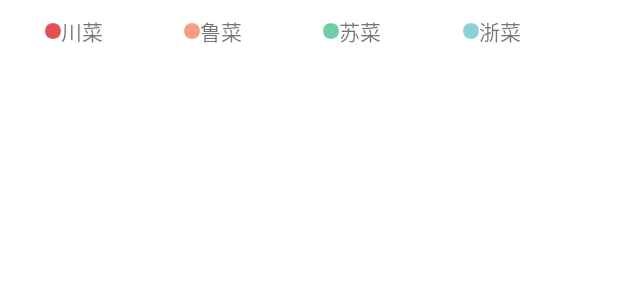
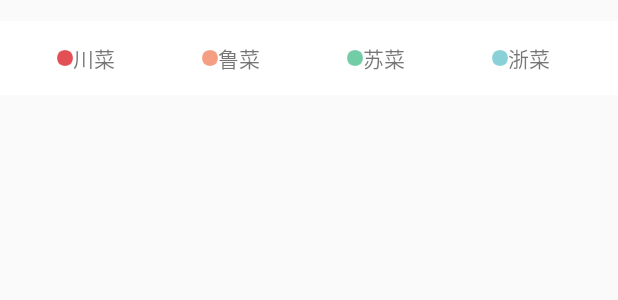
Before and after one commit to monotonewang/SDfoodNew, an Android app: the layout fragment_home_caixi.xml on its own in the app's theme, with its tools: preview values and no code run, on a phone screen of 412 x 824 dp. Shown: the top 300 px of the screen. Run offline under Robolectric (Android 15) with nearby library versions, the light colour scheme and no system bars.

Commit message:
修改菜系的布局，用户体验好了

```diff
--- a/app/src/main/java/com/wang/sdfood/ActivityDetail.java
+++ b/app/src/main/java/com/wang/sdfood/ActivityDetail.java
@@ -16,6 +16,7 @@ import com.wang.sdfood.util.OkHttpUtil;
 import butterknife.Bind;
 
 /**
+ * 这是菜系的Activity
  * 菜系的详情页
  * Created by Administrator on 2016/3/7.
  */
--- a/app/src/main/java/com/wang/sdfood/adapter/FragmentHomeLVAdapter.java
+++ b/app/src/main/java/com/wang/sdfood/adapter/FragmentHomeLVAdapter.java
@@ -16,7 +16,7 @@ import java.util.List;
 
 /**
  * Created by user on 2016/3/5.
- * 这是主页的FragmentHome的ListView的适配器
+ * 这是主页的FragmentHome的ListView的适配器--morecookbooks
  */
 public class FragmentHomeLVAdapter extends BaseAdapter {
     private Context context;
--- a/app/src/main/java/com/wang/sdfood/fragment/FragmentHome.java
+++ b/app/src/main/java/com/wang/sdfood/fragment/FragmentHome.java
@@ -210,7 +210,7 @@ public class FragmentHome extends BaseFragment implements OkHttpUtil.OnDownLoadL
         cycleViewPager.setWheel(true);
         cycleViewPager .setIndicatorCenter();
         // 设置轮播时间，默认5000ms
-        cycleViewPager.setTime(1000);
+        cycleViewPager.setTime(10000);
     }
     /**
      * 绑定sweet的Id
--- a/app/src/main/res/layout/fragment_home_caixi.xml
+++ b/app/src/main/res/layout/fragment_home_caixi.xml
@@ -1,43 +1,69 @@
 <?xml version="1.0" encoding="utf-8"?>
 <LinearLayout xmlns:android="http://schemas.android.com/apk/res/android"
+    android:layout_width="match_parent"
+    android:layout_height="wrap_content"
+    android:layout_marginTop="@dimen/y10"
+    android:background="@color/fragment_home_view_bgcolor"
     android:orientation="horizontal"
-    android:layout_width="match_parent"
-    android:layout_height="match_parent"
-    android:padding="10dp"
-    android:background="#ffff">
-    <TextView
-        android:layout_marginLeft="20dp"
-        android:drawableLeft="@drawable/dot_a"
-        android:id="@+id/btn_chuancai"
+    android:paddingBottom="@dimen/y10"
+    android:paddingLeft="@dimen/x10"
+    android:paddingRight="@dimen/x10"
+    android:paddingTop="@dimen/y10">
+
+    <LinearLayout
         android:layout_width="0dp"
-        android:layout_weight="1"
         android:layout_height="wrap_content"
-        android:text="川菜"
-        android:onClick="btnClick"/>
-    <TextView
-        android:drawableLeft="@drawable/dot_b"
-        android:id="@+id/btn_lucai"
+        android:layout_weight="1">
+
+        <TextView
+            android:id="@+id/btn_chuancai"
+            android:layout_width="wrap_content"
+            android:layout_height="wrap_content"
+            android:drawableLeft="@drawable/dot_a"
+            android:paddingLeft="@dimen/x20"
+            android:text="川菜" />
+    </LinearLayout>
+
+    <LinearLayout
         android:layout_width="0dp"
-        android:layout_weight="1"
         android:layout_height="wrap_content"
-        android:text="鲁菜"
-        android:onClick="btnClick"/>
-    <TextView
-        android:drawableLeft="@drawable/dot_c"
-        android:id="@+id/btn_sucai"
+        android:layout_weight="1">
+
+        <TextView
+            android:id="@+id/btn_lucai"
+            android:layout_width="wrap_content"
+            android:layout_height="wrap_content"
+            android:drawableLeft="@drawable/dot_b"
+            android:paddingLeft="@dimen/x20"
+            android:text="鲁菜" />
+    </LinearLayout>
+
+    <LinearLayout
         android:layout_width="0dp"
-        android:layout_weight="1"
         android:layout_height="wrap_content"
-        android:text="苏菜"
-        android:onClick="btnClick"/>
-    <TextView
-        android:drawableLeft="@drawable/dot_d"
-        android:id="@+id/btn_zhecai"
+        android:layout_weight="1">
+
+        <TextView
+            android:id="@+id/btn_sucai"
+            android:layout_width="wrap_content"
+            android:layout_height="wrap_content"
+            android:drawableLeft="@drawable/dot_c"
+            android:paddingLeft="@dimen/x20"
+            android:text="苏菜" />
+    </LinearLayout>
+
+    <LinearLayout
         android:layout_width="0dp"
-        android:layout_weight="1"
         android:layout_height="wrap_content"
-        android:text="浙菜"
-        android:onClick="btnClick"/>
+        android:layout_weight="1">
 
+        <TextView
+            android:id="@+id/btn_zhecai"
+            android:layout_width="wrap_content"
+            android:layout_height="wrap_content"
+            android:drawableLeft="@drawable/dot_d"
+            android:paddingLeft="@dimen/x20"
+            android:text="浙菜" />
+    </LinearLayout>
 
 </LinearLayout>
```
Also changed, not shown: app/src/main/java/com/wang/sdfood/adapter/FragmentHomeVPAdapter.java (deleted, +0 -55 lines), app/src/main/java/com/wang/sdfood/model/Discoverentity.java (added, +7 -0 lines), app/src/main/res/layout/fragment_home.xml (+7 -0 lines).
